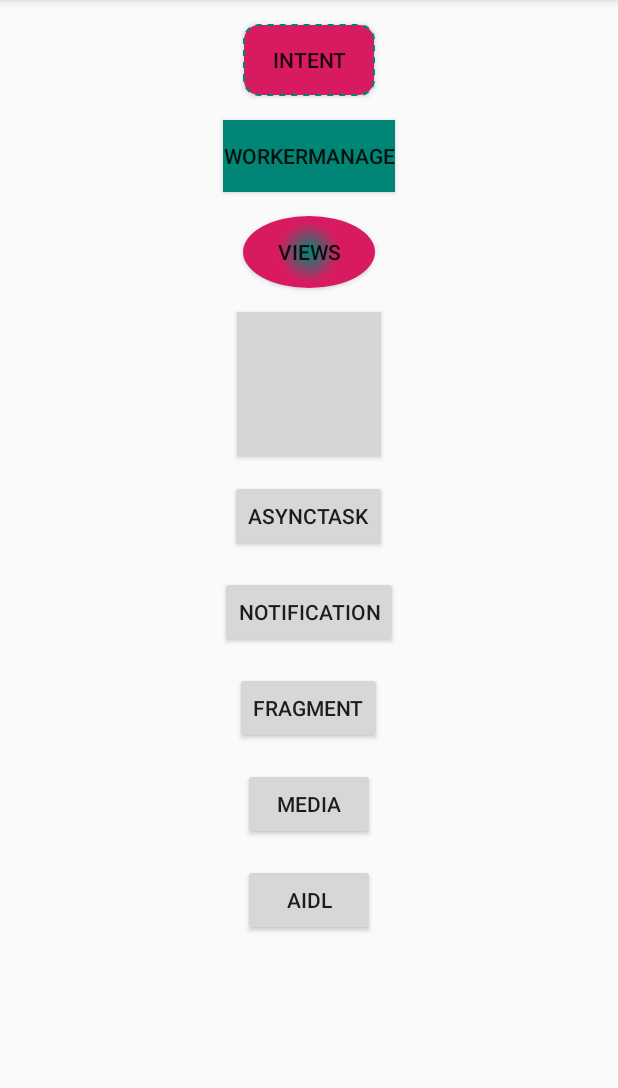
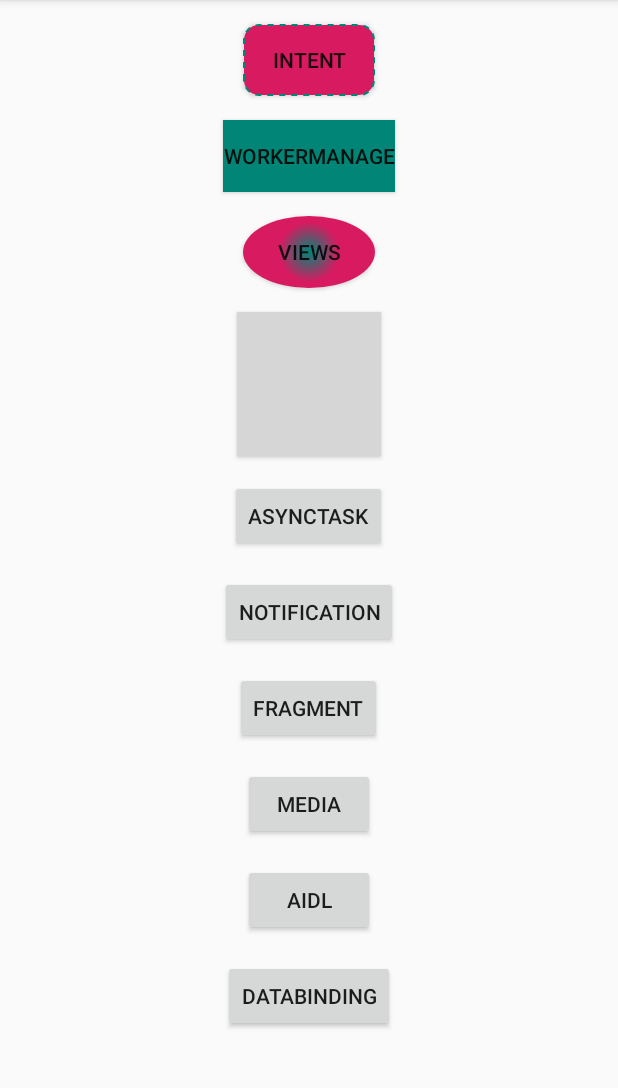
Before and after one commit to xiaoqinzhe/learningapp, an Android app: the screen it shows after launch (MainActivity), on a phone screen of 412 x 824 dp, the part 84-1172 px from its top. Run offline under Robolectric (Android 15) with nearby library versions, the phone set to English and light mode, and no system bars; libraries missing offline, so code that uses them is left out: androidx.emoji.bundled, androidx.emoji.text; 2 statements that could not run were skipped; grey boxes are pictures that could not be loaded.

Commit message:
DataBinding demo

```diff
--- a/app/src/main/AndroidManifest.xml
+++ b/app/src/main/AndroidManifest.xml
@@ -17,6 +17,9 @@
         android:roundIcon="@mipmap/ic_launcher_round"
         android:supportsRtl="true"
         android:theme="@style/AppTheme">
+        <activity
+            android:name=".jetpack.databinding.DataBindingActivity"
+            android:exported="false" />
         <activity
             android:name=".aidl.AidlActivity"
             android:exported="false" />
--- a/app/src/main/java/com/example/learningapp/AppApplication.java
+++ b/app/src/main/java/com/example/learningapp/AppApplication.java
@@ -17,7 +17,7 @@ public class AppApplication extends Application {
     public void onCreate() {
         super.onCreate();
         mApp = this;
-        appDatabase = AppDatabase.getInstance(getApplicationContext());
+//        appDatabase = AppDatabase.getInstance(getApplicationContext());
 
         // Emoji Compat  download  （版本问题怎么办？）
 //        if (android.os.Build.VERSION.SDK_INT >= android.os.Build.VERSION_CODES.O) {
--- a/app/src/main/java/com/example/learningapp/MainActivity.java
+++ b/app/src/main/java/com/example/learningapp/MainActivity.java
@@ -25,7 +25,9 @@ import com.example.learningapp.backworker.AsyncActivity;
 import com.example.learningapp.backworker.WorkerActivity;
 import com.example.learningapp.fragments.DummyActivity;
 import com.example.learningapp.intent.StartActivity;
+import com.example.learningapp.jetpack.databinding.DataBindingActivity;
 import com.example.learningapp.kotlin.HelloKotlin;
+import com.example.learningapp.kotlin.coroutine.CoroutineTest;
 import com.example.learningapp.livedata.UserProfileActivity;
 import com.example.learningapp.media.MediaNavActivity;
 import com.example.learningapp.views.RecyclerViewActivity;
@@ -45,6 +47,7 @@ public class MainActivity extends AppCompatActivity {
         setContentView(R.layout.activity_main);
 
         HelloKotlin.Companion.getSB();
+        new CoroutineTest().main();
 
         List<String> list = new ArrayList<>();
 
@@ -259,4 +262,9 @@ public class MainActivity extends AppCompatActivity {
         AtomicInteger a = new AtomicInteger(0);
         a.getAndAdd(1);
     }
+
+    public synchronized void startDataBinding(View view) {
+        Intent intent = new Intent(this, DataBindingActivity.class);
+        startActivity(intent);
+    }
 }
--- /dev/null
+++ b/app/src/main/java/com/example/learningapp/kotlin/coroutine/CoroutineTest.kt
@@ -0,0 +1,21 @@
+package com.example.learningapp.kotlin.coroutine
+
+import kotlinx.coroutines.*
+
+class CoroutineTest {
+
+    fun main() {
+        // 协程
+        GlobalScope.launch(Dispatchers.Main) {
+            val i = getUserInfo() // 非阻塞，自动切换回主线程
+            println("CoroutineTest $i")
+        }
+    }
+
+    // 耗时函数，在IO线程执行
+    suspend fun getUserInfo(): Int = withContext(Dispatchers.IO) {
+        delay(2000)
+        1
+    }
+
+}
--- a/app/src/main/res/layout/activity_main.xml
+++ b/app/src/main/res/layout/activity_main.xml
@@ -105,6 +105,15 @@
             android:onClick="startAIDL"
             android:text="aidl" />
 
+        <Button
+            android:id="@+id/btn_main_databinding"
+            android:layout_width="wrap_content"
+            android:layout_height="wrap_content"
+            android:layout_gravity="center"
+            android:layout_marginTop="16dp"
+            android:onClick="startDataBinding"
+            android:text="databinding" />
+
     </LinearLayout>
 
 </ScrollView>
--- a/build.gradle
+++ b/build.gradle
@@ -6,9 +6,10 @@ buildscript {
         google()
         jcenter()
     }
+    ext.android_plugin_version = '4.0.0'
     dependencies {
-        classpath 'com.android.tools.build:gradle:3.5.2'
-        classpath 'org.jetbrains.kotlin:kotlin-gradle-plugin:1.3.21'
+        classpath "com.android.tools.build:gradle:$android_plugin_version"
+        classpath 'org.jetbrains.kotlin:kotlin-gradle-plugin:1.5.20'
         // NOTE: Do not place your application dependencies here; they belong
         // in the individual module build.gradle files
     }
--- a/settings.gradle
+++ b/settings.gradle
@@ -1,4 +1,3 @@
 include ':app'
 rootProject.name='LearningApp'
 include ':mylibrary'
-include ':buildSrc'
```
Also changed, not shown: app/build.gradle (+21 -2 lines), app/src/main/java/com/example/learningapp/jetpack/databinding/DataBindingActivity.kt (added, +45 -0 lines), app/src/main/res/layout/activity_data_binding.xml (added, +52 -0 lines), gradle/wrapper/gradle-wrapper.properties, 1 other file.
